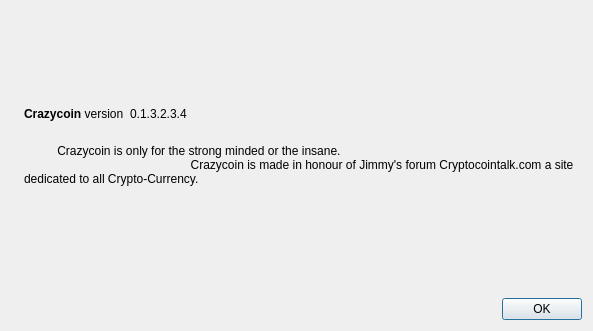
Old version of the form src/qt/forms/aboutdialog.ui in the repository KirkLazerous/Crazycoin.
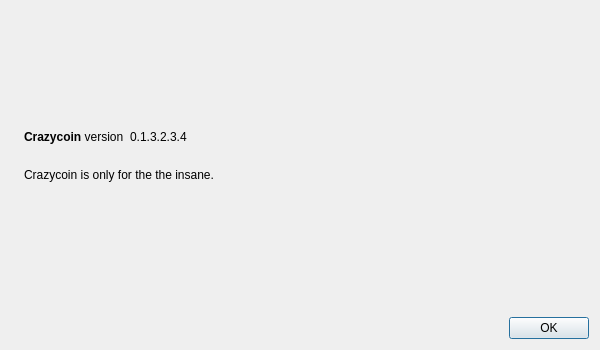
New version of the form. Icons and pictures are not drawn.

What changed in the file:
```diff
--- a/src/qt/forms/aboutdialog.ui
+++ b/src/qt/forms/aboutdialog.ui
@@ -6,8 +6,8 @@
    <rect>
     <x>0</x>
     <y>0</y>
-    <width>593</width>
-    <height>331</height>
+    <width>600</width>
+    <height>350</height>
    </rect>
   </property>
   <property name="windowTitle">
@@ -36,8 +36,8 @@
        </property>
        <property name="sizeHint" stdset="0">
         <size>
-         <width>20</width>
-         <height>40</height>
+         <width>22</width>
+         <height>42</height>
         </size>
        </property>
       </spacer>
@@ -80,8 +80,8 @@
          </property>
          <property name="sizeHint" stdset="0">
           <size>
-           <width>40</width>
-           <height>20</height>
+           <width>42</width>
+           <height>22</height>
           </size>
          </property>
         </spacer>
@@ -95,8 +95,7 @@
        </property>
        <property name="text">
         <string>
-          Crazycoin is only for the strong minded or the insane.
-		  Crazycoin is made in honour of Jimmy's forum Cryptocointalk.com a site dedicated to all Crypto-Currency.
+Crazycoin is only for the the insane.
         </string>
        </property>
        <property name="wordWrap">
@@ -114,8 +113,8 @@
        </property>
        <property name="sizeHint" stdset="0">
         <size>
-         <width>20</width>
-         <height>40</height>
+         <width>22</width>
+         <height>42</height>
         </size>
        </property>
       </spacer>
```
Left out of the diff: 16 changed lines with no effect on the pictures.
